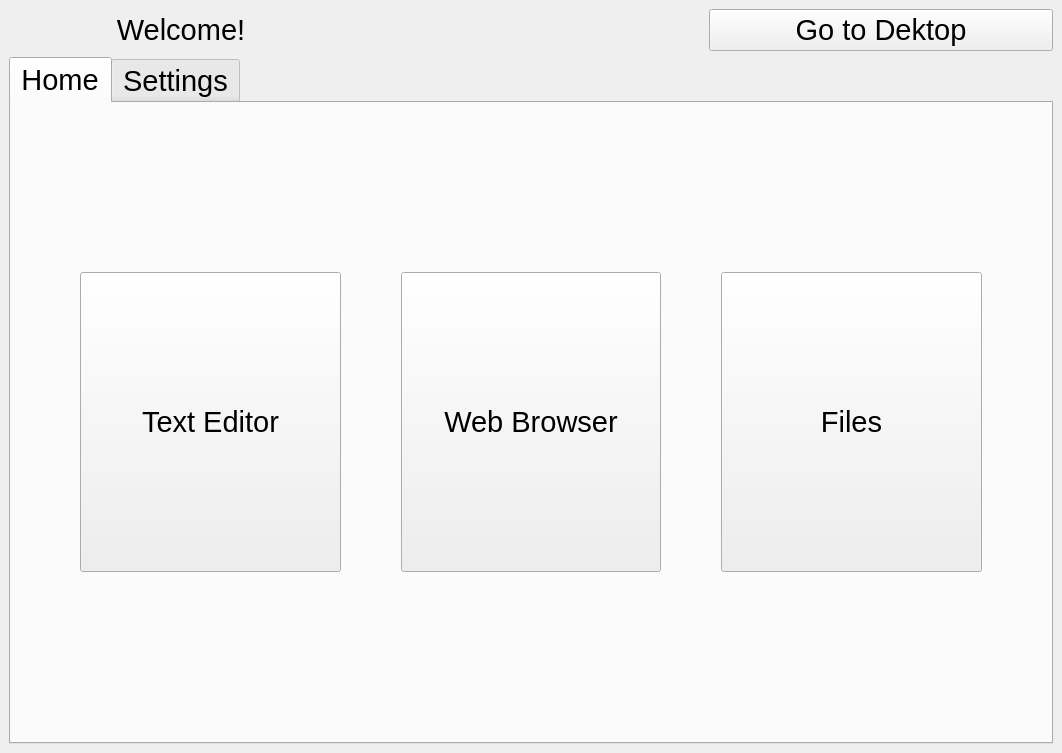
Above: src/main/python/ui_uics/Ui_MainWindow.ui from wxmanager/netbook before the change. Below: the same form after it.
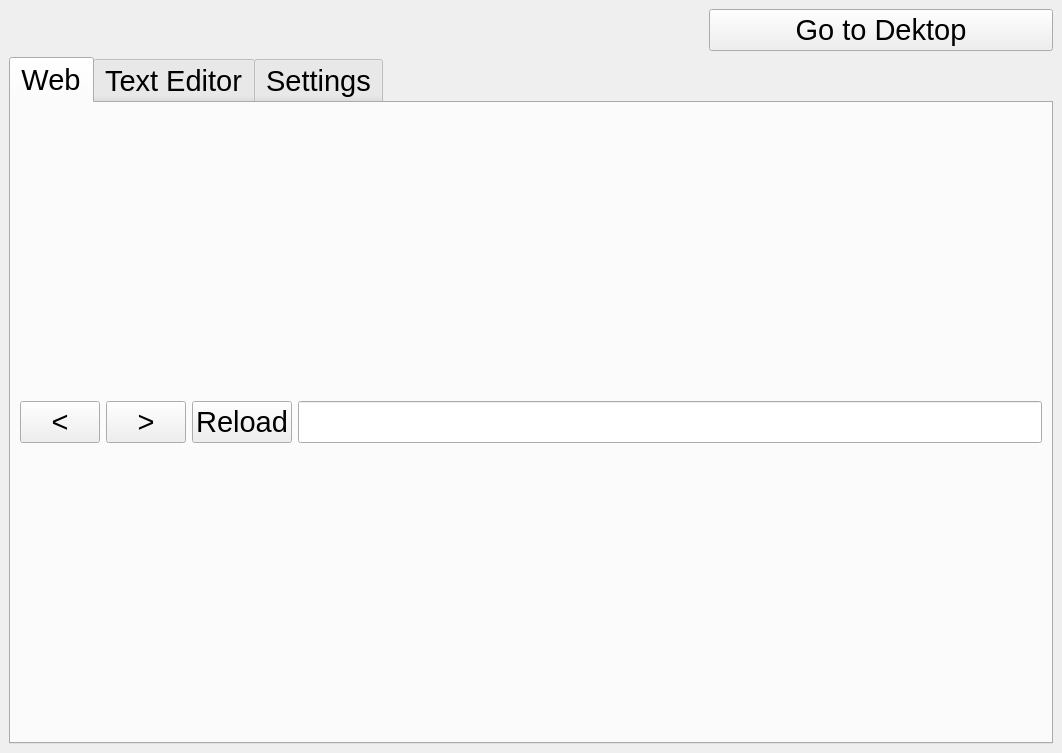
That is the form after the change.

Commit message: added functional web browser and text editor tab, redesigned and bug fixes were implemented

What changed in the file:
```diff
--- a/src/main/python/ui_uics/Ui_MainWindow.ui
+++ b/src/main/python/ui_uics/Ui_MainWindow.ui
@@ -46,7 +46,7 @@
       <item>
        <widget class="QLabel" name="welcomeLabel">
         <property name="text">
-         <string>Welcome!</string>
+         <string/>
         </property>
         <property name="textFormat">
          <enum>Qt::PlainText</enum>
@@ -87,7 +87,7 @@
       </item>
      </layout>
     </item>
-    <item row="3" column="0">
+    <item row="8" column="0">
      <widget class="QTabWidget" name="tabWidget">
       <property name="font">
        <font>
@@ -97,67 +97,76 @@
       <property name="currentIndex">
        <number>0</number>
       </property>
+      <property name="elideMode">
+       <enum>Qt::ElideNone</enum>
+      </property>
+      <property name="tabsClosable">
+       <bool>false</bool>
+      </property>
       <widget class="QWidget" name="homeTab">
        <attribute name="title">
-        <string>Home</string>
+        <string>Web</string>
        </attribute>
-       <layout class="QGridLayout" name="gridLayout_3">
-        <item row="0" column="1">
-         <layout class="QGridLayout" name="gridLayout" rowstretch="0,0">
-          <property name="leftMargin">
-           <number>60</number>
+       <layout class="QVBoxLayout" name="verticalLayout_3">
+        <item>
+         <layout class="QVBoxLayout" name="webLayout">
+          <item>
+           <layout class="QHBoxLayout" name="urlLayout">
+            <item>
+             <widget class="QPushButton" name="backButton">
+              <property name="text">
+               <string>&lt;</string>
+              </property>
+             </widget>
+            </item>
+            <item>
+             <widget class="QPushButton" name="forwardButton">
+              <property name="text">
+               <string>&gt;</string>
+              </property>
+             </widget>
+            </item>
+            <item>
+             <widget class="QPushButton" name="reloadButton">
+              <property name="text">
+               <string>Reload</string>
+              </property>
+             </widget>
+            </item>
+            <item>
+             <widget class="QLineEdit" name="urlBar"/>
+            </item>
+           </layout>
+          </item>
+         </layout>
+        </item>
+       </layout>
+      </widget>
+      <widget class="QWidget" name="atomizerTab">
+       <attribute name="title">
+        <string>Text Editor</string>
+       </attribute>
+       <layout class="QVBoxLayout" name="verticalLayout">
+        <item>
+         <widget class="QPlainTextEdit" name="plainTextEdit">
+          <property name="placeholderText">
+           <string/>
           </property>
-          <property name="topMargin">
-           <number>60</number>
-          </property>
-          <property name="rightMargin">
-           <number>60</number>
-          </property>
-          <property name="bottomMargin">
-           <number>60</number>
-          </property>
-          <property name="horizontalSpacing">
-           <number>60</number>
-          </property>
-          <property name="verticalSpacing">
-           <number>15</number>
-          </property>
-          <item row="1" column="0">
-           <widget class="QPushButton" name="pushButton_2">
-            <property name="minimumSize">
-             <size>
-              <width>0</width>
-              <height>300</height>
-             </size>
-            </property>
+         </widget>
+        </item>
+        <item>
+         <layout class="QHBoxLayout" name="btnLayout">
+          <item>
+           <widget class="QPushButton" name="saveButton">
             <property name="text">
-             <string>Text Editor</string>
+             <string>Save</string>
             </property>
            </widget>
           </item>
-          <item row="1" column="2">
-           <widget class="QPushButton" name="pushButton">
-            <property name="minimumSize">
-             <size>
-              <width>0</width>
-              <height>300</height>
-             </size>
-            </property>
+          <item>
+           <widget class="QPushButton" name="openButton">
             <property name="text">
-             <string>Files</string>
-            </property>
-           </widget>
-          </item>
-          <item row="1" column="1">
-           <widget class="QPushButton" name="pushButton_3">
-            <property name="minimumSize">
-             <size>
-              <width>0</width>
-              <height>300</height>
-             </size>
-            </property>
-            <property name="text">
-             <string>Web Browser</string>
+             <string>Open</string>
             </property>
            </widget>
           </item>
```
Left out of the diff: 23 changed lines with no effect on the pictures. The commit also changes 3 other files.
